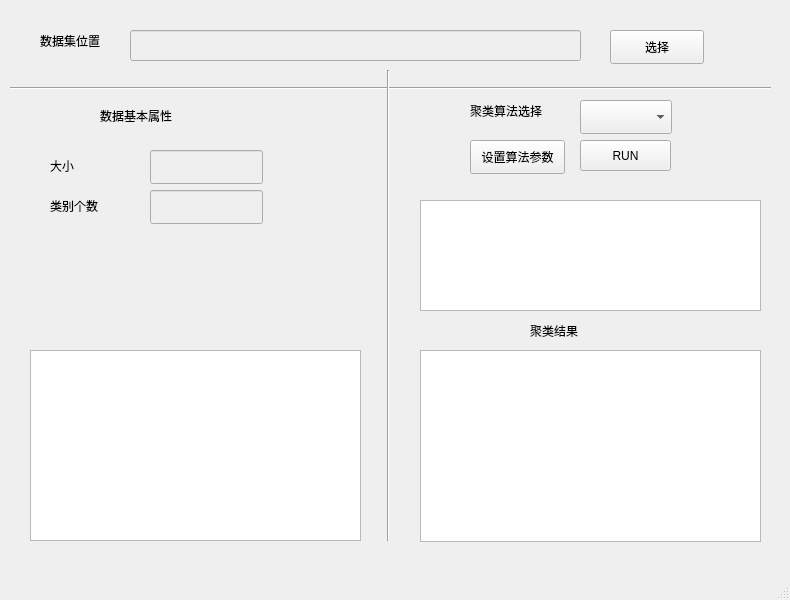
This is UI/main.ui in Coder-Liuu/ancient_code as Qt 5 draws it before an edit. The edited form follows.
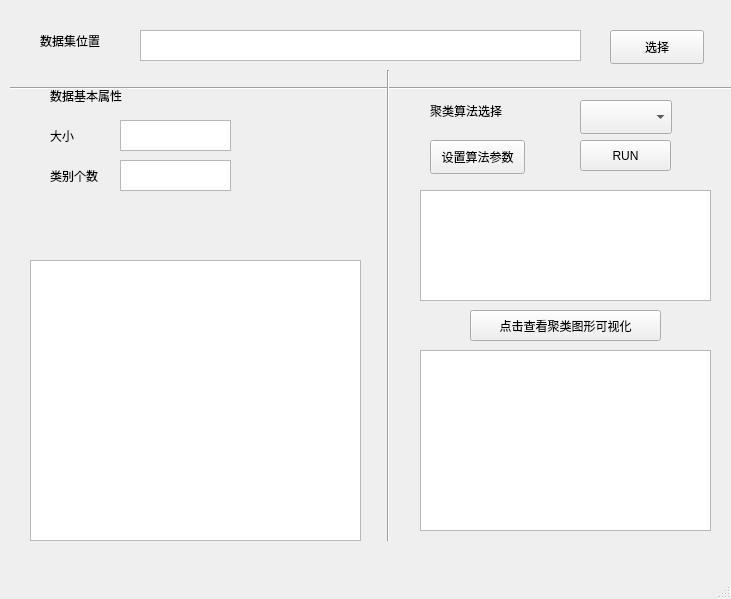
This is the edited form.

Patch:
```diff
--- a/UI/main.ui
+++ b/UI/main.ui
@@ -6,8 +6,8 @@
    <rect>
     <x>0</x>
     <y>0</y>
-    <width>790</width>
-    <height>600</height>
+    <width>731</width>
+    <height>599</height>
    </rect>
   </property>
   <property name="windowTitle">
@@ -27,19 +27,6 @@
      <string>数据集位置</string>
     </property>
    </widget>
-   <widget class="QLineEdit" name="ldata_name">
-    <property name="enabled">
-     <bool>false</bool>
-    </property>
-    <property name="geometry">
-     <rect>
-      <x>130</x>
-      <y>30</y>
-      <width>451</width>
-      <height>31</height>
-     </rect>
-    </property>
-   </widget>
    <widget class="QPushButton" name="btn_choose_data">
     <property name="geometry">
      <rect>
@@ -56,8 +43,8 @@
    <widget class="QLabel" name="label_2">
     <property name="geometry">
      <rect>
-      <x>100</x>
-      <y>100</y>
+      <x>50</x>
+      <y>80</y>
       <width>91</width>
       <height>31</height>
      </rect>
@@ -66,24 +53,11 @@
      <string>数据基本属性</string>
     </property>
    </widget>
-   <widget class="QLineEdit" name="ldata_shape">
-    <property name="enabled">
-     <bool>false</bool>
-    </property>
-    <property name="geometry">
-     <rect>
-      <x>150</x>
-      <y>150</y>
-      <width>113</width>
-      <height>34</height>
-     </rect>
-    </property>
-   </widget>
    <widget class="QLabel" name="label_3">
     <property name="geometry">
      <rect>
       <x>50</x>
-      <y>150</y>
+      <y>120</y>
       <width>91</width>
       <height>31</height>
      </rect>
@@ -96,7 +70,7 @@
     <property name="geometry">
      <rect>
       <x>50</x>
-      <y>190</y>
+      <y>160</y>
       <width>91</width>
       <height>31</height>
      </rect>
@@ -105,19 +79,6 @@
      <string>类别个数</string>
     </property>
    </widget>
-   <widget class="QLineEdit" name="ldata_class">
-    <property name="enabled">
-     <bool>false</bool>
-    </property>
-    <property name="geometry">
-     <rect>
-      <x>150</x>
-      <y>190</y>
-      <width>113</width>
-      <height>34</height>
-     </rect>
-    </property>
-   </widget>
    <widget class="QComboBox" name="btn_spin">
     <property name="geometry">
      <rect>
@@ -131,7 +92,7 @@
    <widget class="QLabel" name="label_6">
     <property name="geometry">
      <rect>
-      <x>470</x>
+      <x>430</x>
       <y>100</y>
       <width>101</width>
       <height>22</height>
@@ -141,23 +102,10 @@
      <string>聚类算法选择</string>
     </property>
    </widget>
-   <widget class="QLabel" name="label_7">
-    <property name="geometry">
-     <rect>
-      <x>530</x>
-      <y>320</y>
-      <width>101</width>
-      <height>22</height>
-     </rect>
-    </property>
-    <property name="text">
-     <string>聚类结果</string>
-    </property>
-   </widget>
    <widget class="QPushButton" name="btn_set_parameter">
     <property name="geometry">
      <rect>
-      <x>470</x>
+      <x>430</x>
       <y>140</y>
       <width>95</width>
       <height>34</height>
@@ -211,8 +159,8 @@
      <rect>
       <x>420</x>
       <y>350</y>
-      <width>341</width>
-      <height>192</height>
+      <width>291</width>
+      <height>181</height>
      </rect>
     </property>
    </widget>
@@ -220,8 +168,8 @@
     <property name="geometry">
      <rect>
       <x>420</x>
-      <y>200</y>
-      <width>341</width>
+      <y>190</y>
+      <width>291</width>
       <height>111</height>
      </rect>
     </property>
@@ -230,12 +178,55 @@
     <property name="geometry">
      <rect>
       <x>30</x>
-      <y>350</y>
+      <y>260</y>
       <width>331</width>
-      <height>191</height>
+      <height>281</height>
      </rect>
     </property>
    </widget>
+   <widget class="QTextBrowser" name="ldata_shape">
+    <property name="geometry">
+     <rect>
+      <x>120</x>
+      <y>120</y>
+      <width>111</width>
+      <height>31</height>
+     </rect>
+    </property>
+   </widget>
+   <widget class="QTextBrowser" name="ldata_class">
+    <property name="geometry">
+     <rect>
+      <x>120</x>
+      <y>160</y>
+      <width>111</width>
+      <height>31</height>
+     </rect>
+    </property>
+   </widget>
+   <widget class="QTextBrowser" name="ldata_name">
+    <property name="geometry">
+     <rect>
+      <x>140</x>
+      <y>30</y>
+      <width>441</width>
+      <height>31</height>
+     </rect>
+    </property>
+   </widget>
+   <widget class="QPushButton" name="btn_run_2">
+    <property name="geometry">
+     <rect>
+      <x>470</x>
+      <y>310</y>
+      <width>191</width>
+      <height>31</height>
+     </rect>
+    </property>
+    <property name="text">
+     <string>点击查看聚类图形可视化</string>
+    </property>
+   </widget>
    <zorder>line_2</zorder>
    <zorder>label</zorder>
    <zorder>ldata_name</zorder>
```
Left out of the diff: 10 changed lines with no effect on the pictures.
